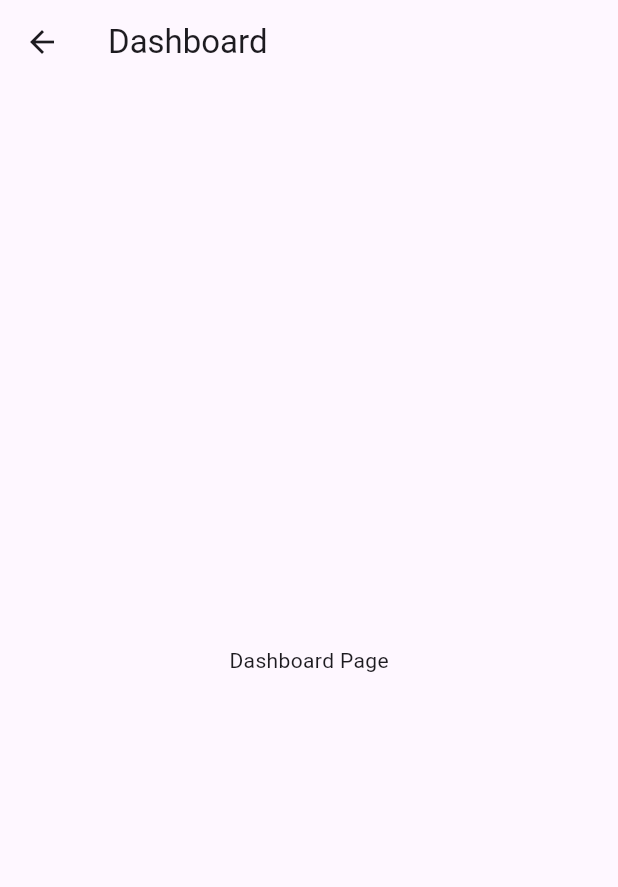
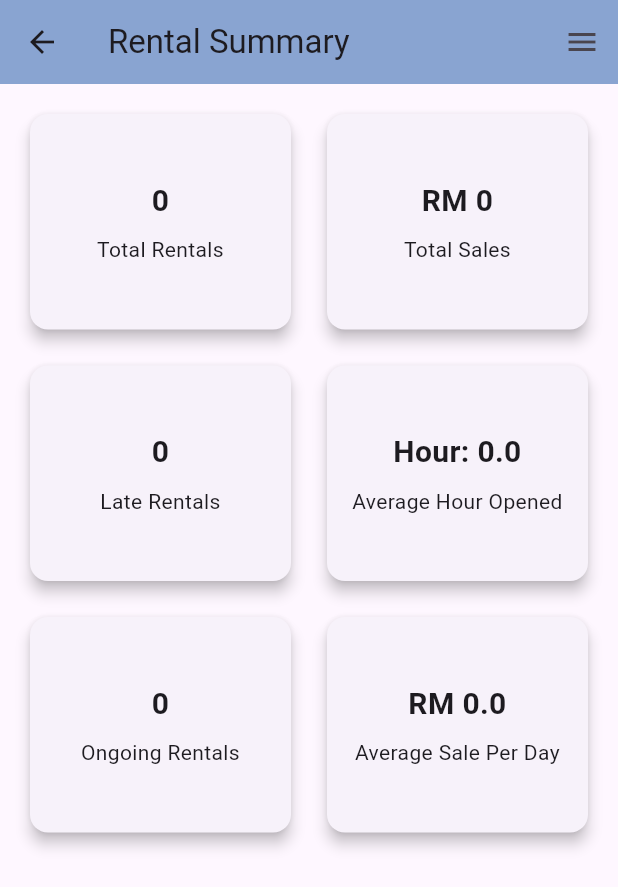
Before and after one commit to iqblshh/fyp-rent-app, a Flutter app: the screen it shows after launch, after a tap on "Dashboard", on a phone screen of 412 x 824 dp. Shown: the top 887 px of the screen. Run offline on Flutter 3.47's test engine with Material 3 defaults, Android fonts, the phone set to English and light mode, and no system bars; our stand-ins replace fl_chart, font_awesome_flutter, shared_preferences, sqflite; missing offline and left inert: mqtt_client; accounts and stored records are empty.

Commit message:
add dashboard and graph

```diff
--- /dev/null
+++ b/lib/dashboard/rental_summary_page.dart
@@ -0,0 +1,115 @@
+import 'package:flutter/material.dart';
+import 'package:fyp_iqbal/services/database_service.dart';
+import 'package:intl/intl.dart';
+
+class RentalSummaryPage extends StatelessWidget {
+  const RentalSummaryPage({super.key});
+
+  Future<Map<String, dynamic>> _computeStats() async {
+    final db = DatabaseService();
+    final rentals = await db.rentals();
+
+    final totalRentals = rentals.length;
+    //final totalPaid = rentals.fold<int>(0, (sum, r) => sum + r.paid);
+    final totalPrice = rentals.fold<int>(0, (sum, r) => sum + r.price);
+    //final avgSale = totalRentals == 0 ? 0 : (totalPaid / totalRentals).round();
+    final totalLate = rentals.where((r) => r.latetime.trim() != "0").length;
+    final totalOngoing = rentals.where((r) => r.status == 0).length;
+    final totalCompleted = rentals.where((r) => r.status == 1).length;
+    //final totalUnpaid = totalPrice - totalPaid;
+
+    // Calculate average sale per day
+    final Set<String> uniqueDates = rentals.map((r) => r.date).toSet();
+    final int totalDays = uniqueDates.length;
+    final double avgSale = totalDays > 0 ? totalPrice / totalDays : 0.0;
+
+    double totalHoursOpened = 0.0;
+    for (final date in uniqueDates) {
+      // Rentals for this date
+      final dayRentals = rentals.where((r) => r.date == date).toList();
+      if (dayRentals.isNotEmpty) {
+        // Parse times as DateTime objects (using today's date for parsing)
+        final times = dayRentals.map((r) {
+          final start = DateFormat.Hm().parse(r.statime);
+          final end = DateFormat.Hm().parse(r.endtime);
+          return {'start': start, 'end': end};
+        }).toList();
+
+        // Find earliest start and latest end
+        final earliestStart = times.map((t) => t['start']!).reduce((a, b) => a.isBefore(b) ? a : b);
+        final latestEnd = times.map((t) => t['end']!).reduce((a, b) => a.isAfter(b) ? a : b);
+
+        final duration = latestEnd.difference(earliestStart).inMinutes / 60.0;
+        totalHoursOpened += duration;
+      }
+    }
+    final double avgHourOpened = totalDays > 0 ? totalHoursOpened / totalDays : 0.0;
+
+    return {
+      'totalRentals': totalRentals,
+      'totalPrice': totalPrice,
+      'avgHourOpened': avgHourOpened,
+      'avgSale': avgSale,
+      'totalLate': totalLate,
+      //'totalUnpaid': totalUnpaid,
+      'totalOngoing': totalOngoing,
+      'totalCompleted': totalCompleted,
+    };
+  }
+
+  @override
+  Widget build(BuildContext context) {
+    return FutureBuilder(
+      future: _computeStats(),
+      builder: (context, snapshot) {
+        if (!snapshot.hasData) return const Center(child: CircularProgressIndicator());
+        final data = snapshot.data as Map<String, dynamic>;
+        return Padding(
+          padding: const EdgeInsets.all(16),
+          child: GridView.count(
+            crossAxisCount: 2,
+            childAspectRatio: 1.2, // Make cards taller to avoid overflow
+            crossAxisSpacing: 16,
+            mainAxisSpacing: 16,
+            children: [
+              _buildCard("Total Rentals", data['totalRentals'].toString()),
+              _buildCard("Total Sales", "RM ${data['totalPrice']}"),
+              //_buildCard("Avg Sale", "RM ${data['avgSale'].toStringAsFixed(2)}"),
+              _buildCard("Late Rentals", data['totalLate'].toString()),
+              _buildCard("Average Hour Opened", "Hour: ${data['avgHourOpened']}"),
+              _buildCard("Ongoing Rentals", data['totalOngoing'].toString()),
+              _buildCard("Average Sale Per Day", "RM ${data['avgSale']}"),
+            ],
+          ),
+        );
+      },
+    );
+  }
+
+  Widget _buildCard(String title, String value) {
+    return Card(
+      elevation: 4,
+      shape: RoundedRectangleBorder(borderRadius: BorderRadius.circular(12)),
+      child: Padding(
+        padding: const EdgeInsets.symmetric(vertical: 16, horizontal: 8),
+        child: Column(
+          mainAxisAlignment: MainAxisAlignment.center,
+          mainAxisSize: MainAxisSize.min,
+          children: [
+            Text(
+              value,
+              style: const TextStyle(fontSize: 20, fontWeight: FontWeight.bold),
+              textAlign: TextAlign.center,
+            ),
+            const SizedBox(height: 8),
+            Text(
+              title,
+              textAlign: TextAlign.center,
+              style: const TextStyle(),
+            ),
+          ],
+        ),
+      ),
+    );
+  }
+}
--- a/lib/pages/dashboard.dart
+++ b/lib/pages/dashboard.dart
@@ -1,12 +1,66 @@
 import 'package:flutter/material.dart';
-//import 'package:fyp_iqbal/index_page.dart';
+import 'package:fyp_iqbal/dashboard/late_by_type.dart';
+import 'package:fyp_iqbal/dashboard/rental_summary_page.dart';
+import 'package:fyp_iqbal/dashboard/type_sale_page.dart';
 
-class DashboardPage extends StatelessWidget {
+class DashboardPage extends StatefulWidget {
+  const DashboardPage({super.key});
+
+  @override
+  State<DashboardPage> createState() => _DashboardPageState();
+}
+
+class _DashboardPageState extends State<DashboardPage> {
+  int _selectedIndex = 0;
+
+  final List<Widget> _pages = [
+    const RentalSummaryPage(),
+    const LateReturnByItemTypeChart(),
+    //const RentalByDayChart(),
+    //const SaleByDateChart(),
+    //const SaleByDayChart(),
+    //const LateReturnChart(),
+    const ItemTypeCountChart(),
+    //const RentalDataTablePage(),
+  ];
+
+  final List<String> _titles = [
+    "Rental Summary",
+    "Late Return by Item Type",
+    //"Rental by Day",
+    //"Sale by Date",
+    //"Sale by Day",
+    //"Late Return Count",
+    "Item Type Count",
+    //"Rental Data Table"
+  ];
+
   @override
   Widget build(BuildContext context) {
     return Scaffold(
-      appBar: AppBar(title: Text('Dashboard')),
-      body: Center(child: Text('Dashboard Page')),
+      appBar: AppBar(
+        title: Text(_titles[_selectedIndex]),
+        backgroundColor: const Color.fromARGB(255, 137, 164, 209),
+      ),
+      endDrawer: Drawer(
+        child: ListView.builder(
+          itemCount: _titles.length,
+          itemBuilder: (context, index) {
+            return ListTile(
+              leading: Icon(Icons.analytics),
+              title: Text(_titles[index]),
+              selected: index == _selectedIndex,
+              onTap: () {
+                setState(() {
+                  _selectedIndex = index;
+                  Navigator.pop(context);
+                });
+              },
+            );
+          },
+        ),
+      ),
+      body: _pages[_selectedIndex],
     );
   }
 }
--- a/pubspec.yaml
+++ b/pubspec.yaml
@@ -41,6 +41,7 @@ dependencies:
   mqtt_client: ^10.8.1
   provider: ^6.1.5
   shared_preferences: ^2.5.3
+  fl_chart: ^1.0.0
 
 dev_dependencies:
   flutter_test:
```
Also changed, not shown: lib/dashboard/late_by_type.dart (added, +104 -0 lines), lib/dashboard/type_sale_page.dart (added, +102 -0 lines), pubspec.lock.
